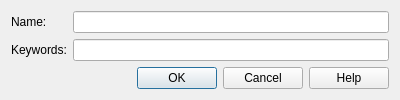
Old version of the form source/interface/dialogs/sw_dialog_category.ui in the repository nathaneltitane/studworx.
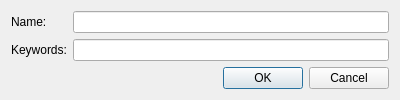
New version of the form.

Patch:
```diff
--- a/source/interface/dialogs/sw_dialog_category.ui
+++ b/source/interface/dialogs/sw_dialog_category.ui
@@ -73,7 +73,7 @@
       <enum>Qt::Horizontal</enum>
      </property>
      <property name="standardButtons">
-      <set>QDialogButtonBox::Cancel|QDialogButtonBox::Help|QDialogButtonBox::Ok</set>
+      <set>QDialogButtonBox::Cancel|QDialogButtonBox::Ok</set>
      </property>
     </widget>
    </item>
```
